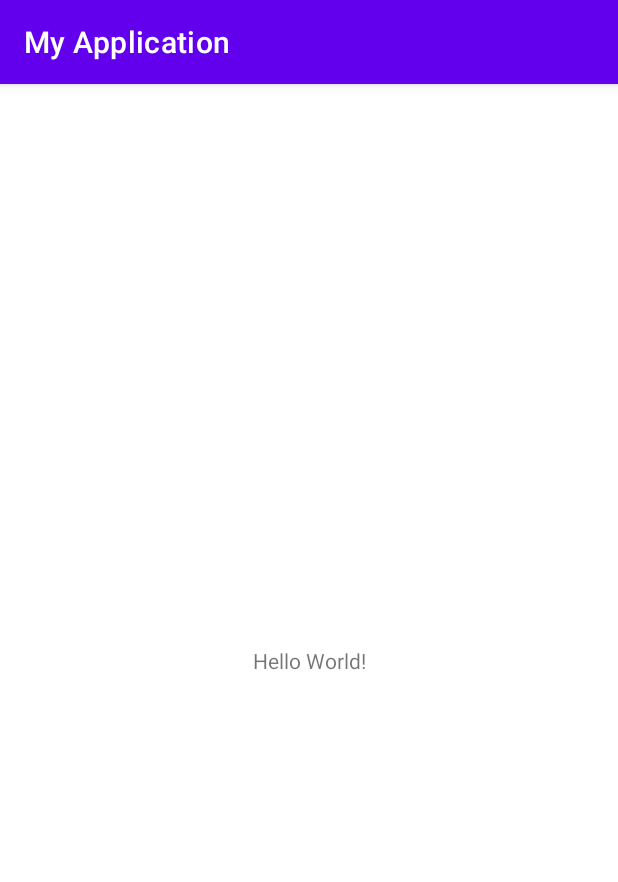
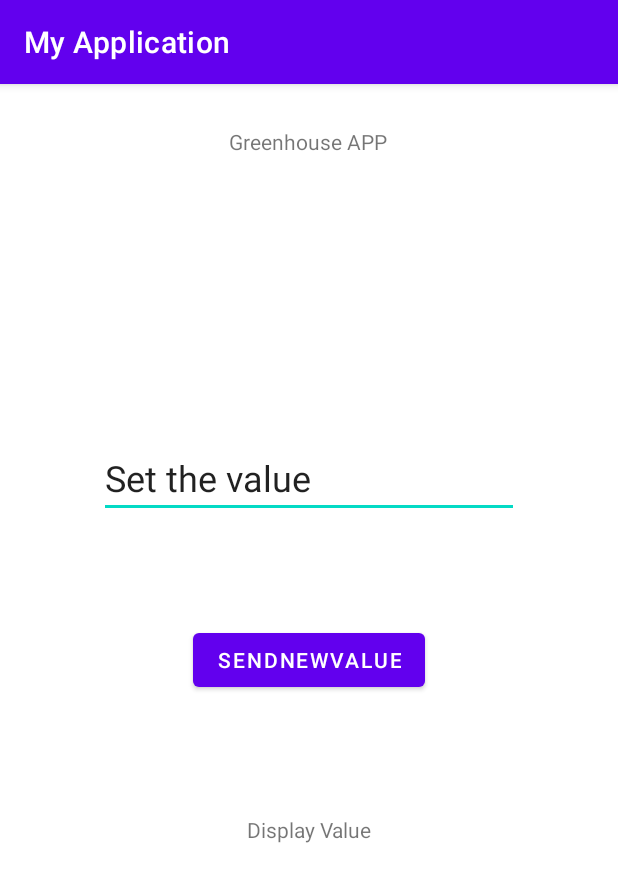
Before and after one commit to GreenHouseSEP4/AndroidClient, an Android app: the screen it shows after launch (MainActivity), on a phone screen of 412 x 824 dp. Shown: the top 882 px of the screen. Run offline under Robolectric (Android 15) with nearby library versions, the phone set to English and light mode, and no system bars.

Commit message:
Initial setup - getting data from the Database

```diff
--- a/AndroidStudio/app/build.gradle
+++ b/AndroidStudio/app/build.gradle
@@ -35,4 +35,8 @@ dependencies {
     testImplementation 'junit:junit:4.+'
     androidTestImplementation 'androidx.test.ext:junit:1.1.3'
     androidTestImplementation 'androidx.test.espresso:espresso-core:3.4.0'
+
+    //RetroFit
+    implementation 'com.squareup.retrofit2:retrofit:2.9.0'
+    implementation 'com.squareup.retrofit2:converter-gson:2.5.0'
 }
--- a/AndroidStudio/app/src/main/AndroidManifest.xml
+++ b/AndroidStudio/app/src/main/AndroidManifest.xml
@@ -1,6 +1,8 @@
 <?xml version="1.0" encoding="utf-8"?>
 <manifest xmlns:android="http://schemas.android.com/apk/res/android"
     package="com.greenhouse.android">
+
+    <uses-permission android:name="android.permission.INTERNET"/>
 
     <application
         android:allowBackup="true"
@@ -8,7 +10,8 @@
         android:label="@string/app_name"
         android:roundIcon="@mipmap/ic_launcher_round"
         android:supportsRtl="true"
-        android:theme="@style/Theme.MyApplication">
+        android:theme="@style/Theme.MyApplication"
+        android:usesCleartextTraffic="true">
         <activity
             android:name=".MainActivity"
             android:exported="true">
--- /dev/null
+++ b/AndroidStudio/app/src/main/java/com/greenhouse/android/GreenHouseAPI.java
@@ -0,0 +1,11 @@
+package com.greenhouse.android;
+
+
+import retrofit2.Call;
+import retrofit2.http.GET;
+import retrofit2.http.Path;
+
+public interface GreenHouseAPI {
+    @GET("sensor/{id}")
+    Call<TemperatureResponse> getData(@Path("id") int id);
+}
--- a/AndroidStudio/app/src/main/java/com/greenhouse/android/MainActivity.java
+++ b/AndroidStudio/app/src/main/java/com/greenhouse/android/MainActivity.java
@@ -1,14 +1,33 @@
 package com.greenhouse.android;
 
 import androidx.appcompat.app.AppCompatActivity;
+import androidx.lifecycle.ViewModelProvider;
 
 import android.os.Bundle;
+import android.widget.Button;
+import android.widget.EditText;
+import android.widget.TextView;
 
 public class MainActivity extends AppCompatActivity {
+
+    MainActivityViewModel mainViewModel;
+    TextView showData;
+    Button getData;
+    EditText id;
+
 
     @Override
     protected void onCreate(Bundle savedInstanceState) {
         super.onCreate(savedInstanceState);
         setContentView(R.layout.activity_main);
+
+        mainViewModel = new ViewModelProvider(this).get(MainActivityViewModel.class);
+        mainViewModel.getRequestedData().observe(this, data -> showData.setText(data.getData()));
+
+        getData = findViewById(R.id.get_button);
+        showData = findViewById(R.id.textViewShow);
+        id = findViewById(R.id.id_text);
+
+        getData.setOnClickListener(v -> mainViewModel.requestData(Integer.parseInt( id.getText().toString())));
     }
 }
--- /dev/null
+++ b/AndroidStudio/app/src/main/java/com/greenhouse/android/MainActivityViewModel.java
@@ -0,0 +1,24 @@
+package com.greenhouse.android;
+
+import androidx.lifecycle.LiveData;
+import androidx.lifecycle.ViewModel;
+
+public class MainActivityViewModel extends ViewModel {
+    TemperatureRepository repository;
+
+    public MainActivityViewModel()
+    {
+        repository = TemperatureRepository.getInstance();
+    }
+
+    LiveData<Temperature> getRequestedData()
+    {
+        return repository.getData();
+    }
+
+    public void requestData(int id)
+    {
+        repository.getAttempt(id);
+    }
+
+}
--- /dev/null
+++ b/AndroidStudio/app/src/main/java/com/greenhouse/android/TemperatureRepository.java
@@ -0,0 +1,68 @@
+package com.greenhouse.android;
+
+import android.util.Log;
+
+import androidx.lifecycle.LiveData;
+import androidx.lifecycle.MutableLiveData;
+
+import java.io.IOException;
+
+import retrofit2.Call;
+import retrofit2.Callback;
+import retrofit2.Response;
+import retrofit2.internal.EverythingIsNonNull;
+
+public class TemperatureRepository {
+    private static TemperatureRepository instance;
+    private final MutableLiveData<Temperature> receivedData;
+
+    private TemperatureRepository()
+    {
+        receivedData = new MutableLiveData<>();
+    }
+
+    public static synchronized TemperatureRepository getInstance()
+    {
+        if(instance == null)
+        {
+            instance = new TemperatureRepository();
+        }
+        return instance;
+    }
+
+    public LiveData<Temperature> getData()
+    {
+        return receivedData;
+    }
+
+    public void getAttempt(int id)
+    {
+        GreenHouseAPI greenHouseAPI = ServiceGenerator.getGreenHouseAPI();
+
+        Call<TemperatureResponse> call = greenHouseAPI.getData(id);
+
+        call.enqueue(new Callback<TemperatureResponse>()
+        {
+            @EverythingIsNonNull
+            @Override
+            public void onResponse(Call<TemperatureResponse> call, Response<TemperatureResponse> response) {
+                Log.i("Retrofit", "onResponse");
+                if(response.code() == 200)
+                {
+                    receivedData.setValue(response.body().getData());
+                }
+            }
+            @EverythingIsNonNull
+            @Override
+            public void onFailure(Call<TemperatureResponse> call, Throwable t) {
+                if (t instanceof IOException) {
+                    Log.i("Retrofit", "The data could not reach you!" +t.getMessage());
+                }
+                else{
+                    Log.i("Retrofit", "The data could not reach you!NOT IO EXCEPTION");
+                }
+
+            }
+        });
+    }
+}
--- a/AndroidStudio/app/src/main/res/layout/activity_main.xml
+++ b/AndroidStudio/app/src/main/res/layout/activity_main.xml
@@ -7,12 +7,57 @@
     tools:context=".MainActivity">
 
     <TextView
+        android:id="@+id/textView2"
         android:layout_width="wrap_content"
         android:layout_height="wrap_content"
-        android:text="Hello World!"
-        app:layout_constraintBottom_toBottomOf="parent"
+        android:layout_marginBottom="284dp"
+        android:text="Greenhouse APP"
+        app:layout_constraintBottom_toTopOf="@+id/get_button"
+        app:layout_constraintHorizontal_bias="0.498"
         app:layout_constraintLeft_toLeftOf="parent"
         app:layout_constraintRight_toRightOf="parent"
         app:layout_constraintTop_toTopOf="parent" />
 
+    <Button
+        android:id="@+id/get_button"
+        android:layout_width="wrap_content"
+        android:layout_height="wrap_content"
+        android:text="SendNewValue"
+        app:layout_constraintBottom_toBottomOf="parent"
+        app:layout_constraintEnd_toEndOf="parent"
+        app:layout_constraintStart_toStartOf="parent"
+        app:layout_constraintTop_toTopOf="parent" />
+
+    <TextView
+        android:id="@+id/textViewShow"
+        android:layout_width="wrap_content"
+        android:layout_height="wrap_content"
+        android:layout_marginTop="88dp"
+        android:text="Display Value"
+        app:layout_constraintBottom_toTopOf="@+id/guideline2"
+        app:layout_constraintEnd_toEndOf="parent"
+        app:layout_constraintStart_toStartOf="parent"
+        app:layout_constraintTop_toBottomOf="@+id/get_button" />
+
+    <androidx.constraintlayout.widget.Guideline
+        android:id="@+id/guideline2"
+        android:layout_width="wrap_content"
+        android:layout_height="wrap_content"
+        android:orientation="horizontal"
+        app:layout_constraintGuide_begin="498dp" />
+
+    <EditText
+        android:id="@+id/id_text"
+        android:layout_width="wrap_content"
+        android:layout_height="wrap_content"
+        android:layout_marginTop="117dp"
+        android:ems="10"
+        android:inputType="textPersonName"
+        android:text="Set the value"
+        android:textSize="24sp"
+        app:layout_constraintBottom_toTopOf="@+id/get_button"
+        app:layout_constraintEnd_toEndOf="parent"
+        app:layout_constraintStart_toStartOf="parent"
+        app:layout_constraintTop_toBottomOf="@+id/textView2" />
+
 </androidx.constraintlayout.widget.ConstraintLayout>
```
Also changed, not shown: AndroidStudio/app/src/main/java/com/greenhouse/android/ServiceGenerator.java (added, +19 -0 lines), AndroidStudio/app/src/main/java/com/greenhouse/android/Temperature.java (added, +15 -0 lines), AndroidStudio/app/src/main/java/com/greenhouse/android/TemperatureResponse.java (added, +10 -0 lines).
